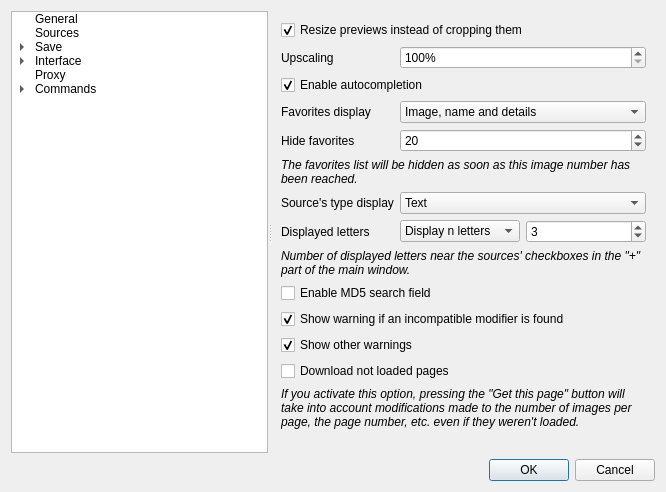
Qt form src/settings/optionswindow.ui (Bionus/imgbrd-grabber) before a commit.
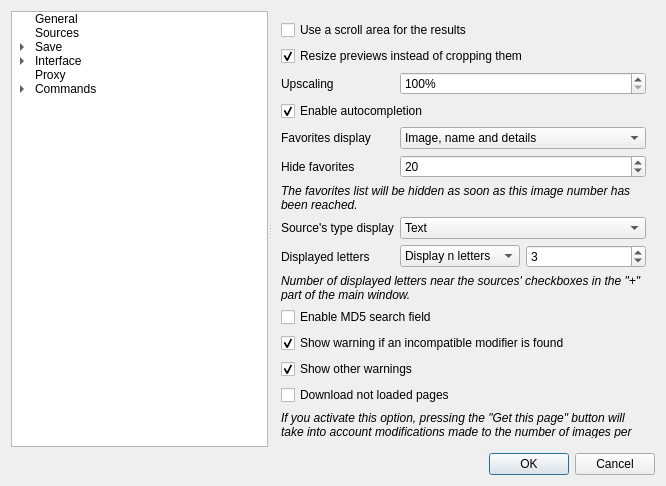
The same form after that commit. The open tabs and pages were chosen to show the change. Icons and pictures are not drawn.

Commit message: Add basic implementation of a scroll results view

What changed in the file:
```diff
--- a/src/settings/optionswindow.ui
+++ b/src/settings/optionswindow.ui
@@ -7,7 +7,7 @@
     <x>0</x>
     <y>0</y>
     <width>666</width>
-    <height>492</height>
+    <height>471</height>
    </rect>
   </property>
   <property name="windowTitle">
@@ -1412,7 +1412,7 @@
         <property name="fieldGrowthPolicy">
          <enum>QFormLayout::AllNonFixedFieldsGrow</enum>
         </property>
-        <item row="0" column="0" colspan="2">
+        <item row="1" column="0" colspan="2">
          <widget class="QCheckBox" name="checkResizeInsteadOfCropping">
           <property name="text">
            <string>Resize previews instead of cropping them</string>
@@ -1422,14 +1422,14 @@
           </property>
          </widget>
         </item>
-        <item row="1" column="0">
+        <item row="2" column="0">
          <widget class="QLabel" name="labelThumbnailUpscale">
           <property name="text">
            <string>Upscaling</string>
           </property>
          </widget>
         </item>
-        <item row="1" column="1">
+        <item row="2" column="1">
          <widget class="QSpinBox" name="spinThumbnailUpscale">
           <property name="suffix">
            <string>%</string>
@@ -1442,7 +1442,7 @@
           </property>
          </widget>
         </item>
-        <item row="2" column="0" colspan="2">
+        <item row="3" column="0" colspan="2">
          <widget class="QCheckBox" name="checkAutocompletion">
           <property name="text">
            <string>Enable autocompletion</string>
@@ -1452,14 +1452,14 @@
           </property>
          </widget>
         </item>
-        <item row="3" column="0">
+        <item row="4" column="0">
          <widget class="QLabel" name="label_26">
           <property name="text">
            <string>Favorites display</string>
           </property>
          </widget>
         </item>
-        <item row="3" column="1">
+        <item row="4" column="1">
          <widget class="QComboBox" name="comboFavoritesDisplay">
           <item>
            <property name="text">
@@ -1498,14 +1498,14 @@
           </item>
          </widget>
         </item>
-        <item row="4" column="0">
+        <item row="5" column="0">
          <widget class="QLabel" name="label_39">
           <property name="text">
            <string>Hide favorites</string>
           </property>
          </widget>
         </item>
-        <item row="4" column="1">
+        <item row="5" column="1">
          <widget class="QSpinBox" name="spinHideFavorites">
           <property name="maximum">
            <number>1000</number>
@@ -1515,7 +1515,7 @@
           </property>
          </widget>
         </item>
-        <item row="5" column="0" colspan="2">
+        <item row="6" column="0" colspan="2">
          <widget class="QLabel" name="label_40">
           <property name="text">
            <string>&lt;i&gt;The favorites list will be hidden as soon as this image number has been reached.&lt;/i&gt;</string>
@@ -1525,14 +1525,14 @@
           </property>
          </widget>
         </item>
-        <item row="6" column="0">
+        <item row="7" column="0">
          <widget class="QLabel" name="label_41">
           <property name="text">
            <string>Source's type display</string>
           </property>
          </widget>
         </item>
-        <item row="6" column="1">
+        <item row="7" column="1">
          <widget class="QComboBox" name="comboSources">
           <item>
            <property name="text">
@@ -1556,14 +1556,14 @@
           </item>
          </widget>
         </item>
-        <item row="7" column="0">
+        <item row="8" column="0">
          <widget class="QLabel" name="label_42">
           <property name="text">
            <string>Displayed letters</string>
           </property>
          </widget>
         </item>
-        <item row="7" column="1">
+        <item row="8" column="1">
          <layout class="QHBoxLayout" name="horizontalLayout_9">
           <item>
            <widget class="QComboBox" name="comboSourcesLetters">
@@ -1599,7 +1599,7 @@
           </item>
          </layout>
         </item>
-        <item row="8" column="0" colspan="2">
+        <item row="9" column="0" colspan="2">
          <widget class="QLabel" name="label_43">
           <property name="text">
            <string>&lt;i&gt;Number of displayed letters near the sources' checkboxes in the &quot;+&quot; part of the main window.&lt;/i&gt;</string>
@@ -1609,14 +1609,14 @@
           </property>
          </widget>
         </item>
-        <item row="9" column="0" colspan="2">
+        <item row="10" column="0" colspan="2">
          <widget class="QCheckBox" name="checkEnableMd5Field">
           <property name="text">
            <string>Enable MD5 search field</string>
           </property>
          </widget>
         </item>
-        <item row="10" column="0" colspan="2">
+        <item row="11" column="0" colspan="2">
          <widget class="QCheckBox" name="checkShowTagWarning">
           <property name="text">
            <string>Show warning if an incompatible modifier is found</string>
@@ -1626,7 +1626,7 @@
           </property>
          </widget>
         </item>
-        <item row="11" column="0" colspan="2">
+        <item row="12" column="0" colspan="2">
          <widget class="QCheckBox" name="checkShowWarnings">
           <property name="text">
            <string>Show other warnings</string>
@@ -1636,14 +1636,14 @@
           </property>
          </widget>
         </item>
-        <item row="12" column="0" colspan="2">
+        <item row="13" column="0" colspan="2">
          <widget class="QCheckBox" name="checkGetUnloadedPages">
           <property name="text">
            <string>Download not loaded pages</string>
           </property>
          </widget>
         </item>
-        <item row="13" column="0" colspan="2">
+        <item row="14" column="0" colspan="2">
          <widget class="QLabel" name="label_66">
           <property name="text">
            <string>&lt;i&gt;If you activate this option, pressing the &quot;Get this page&quot; button will take into account modifications made to the number of images per page, the page number, etc. even if they weren't loaded.&lt;/i&gt;</string>
@@ -1653,6 +1653,13 @@
           </property>
          </widget>
         </item>
+        <item row="0" column="0" colspan="2">
+         <widget class="QCheckBox" name="checkResultsScrollArea">
+          <property name="text">
+           <string>Use a scroll area for the results</string>
+          </property>
+         </widget>
+        </item>
        </layout>
       </widget>
       <widget class="QWidget" name="pageImageWindow">
```
The commit also changes 9 other files.
